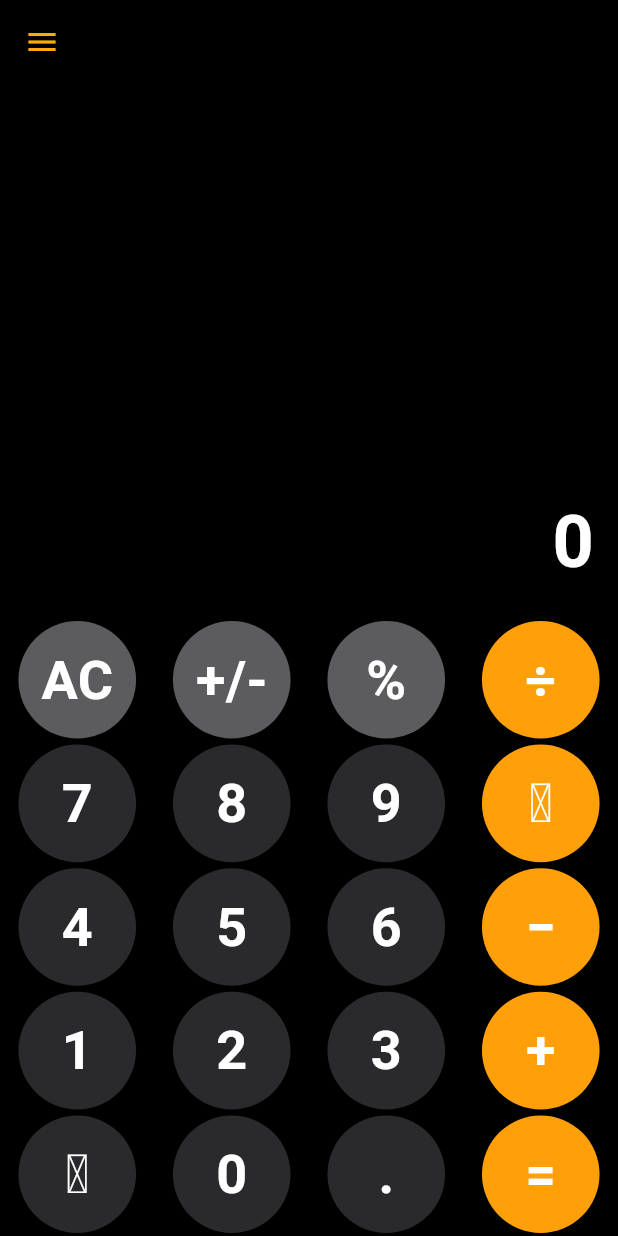
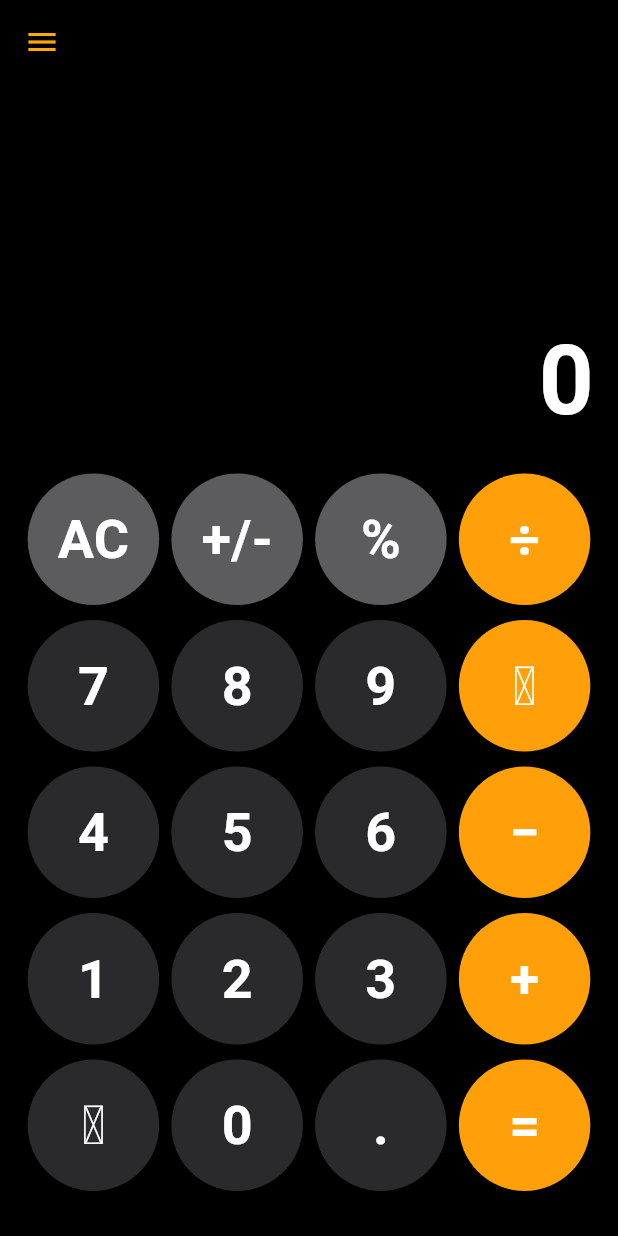
Before and after one commit to rtskeegan/maios_calculator, a Flutter app: the screen it shows after launch, on a phone screen of 412 x 824 dp. Run offline on Flutter 3.47's test engine with Material 3 defaults, Android fonts, the phone set to English and light mode, and no system bars.

Commit message:
Update overall app styling.

```diff
--- a/lib/view/calculator_view.dart
+++ b/lib/view/calculator_view.dart
@@ -38,6 +38,8 @@ class _CalculatorViewState extends State<CalculatorView> {
         ),
       ),
       body: SafeArea(
+        child: Padding(
+          padding: const EdgeInsets.only(bottom: 30.0),
           child: Column(
             children: [
               Expanded(
@@ -49,11 +51,12 @@ class _CalculatorViewState extends State<CalculatorView> {
                 ),
               ),
               Wrap(
+                runSpacing: 10.0,
                 children: Btn.buttonValues
                     .map(
                       (value) => SizedBox(
-                      width: screenSize.width / 4,
-                      height: screenSize.width / 5,
+                        width: screenSize.width / 4.3,
+                        height: screenSize.width / 4.7,
                         child: buildButton(value),
                       ),
                     )
@@ -62,13 +65,12 @@ class _CalculatorViewState extends State<CalculatorView> {
             ],
           ),
         ),
+      ),
     );
   }
 
   Widget buildButton(value) {
-    return Padding(
-      padding: const EdgeInsets.all(2.0),
-      child: Material(
+    return Material(
       color: getBtnColor(value),
       clipBehavior: Clip.hardEdge,
       shape: CircleBorder(),
@@ -81,7 +83,6 @@ class _CalculatorViewState extends State<CalculatorView> {
               color: Colors.white,
               fontSize: 36,
               fontWeight: FontWeight.bold,
-              ),
             ),
           ),
         ),
--- a/lib/widgets/calc_output.dart
+++ b/lib/widgets/calc_output.dart
@@ -29,7 +29,10 @@ class CalcOutput extends StatelessWidget {
                 child: Text(
                   textAlign: TextAlign.right,
                   previousCalculation.isEmpty ? "" : previousCalculation,
-                  style: TextStyle(fontSize: 24, color: Colors.white),
+                  style: TextStyle(
+                    fontSize: 24,
+                    color: Color.fromARGB(255, 92, 92, 95),
+                  ),
                 ),
               ),
               Text(
@@ -37,7 +40,7 @@ class CalcOutput extends StatelessWidget {
                     ? "0"
                     : "$leftOperand$operator$rightOperand",
                 style: const TextStyle(
-                  fontSize: 48,
+                  fontSize: 64,
                   fontWeight: FontWeight.bold,
                   color: Colors.white,
                 ),
```
Lines whose indentation alone changed are shown as unchanged.
